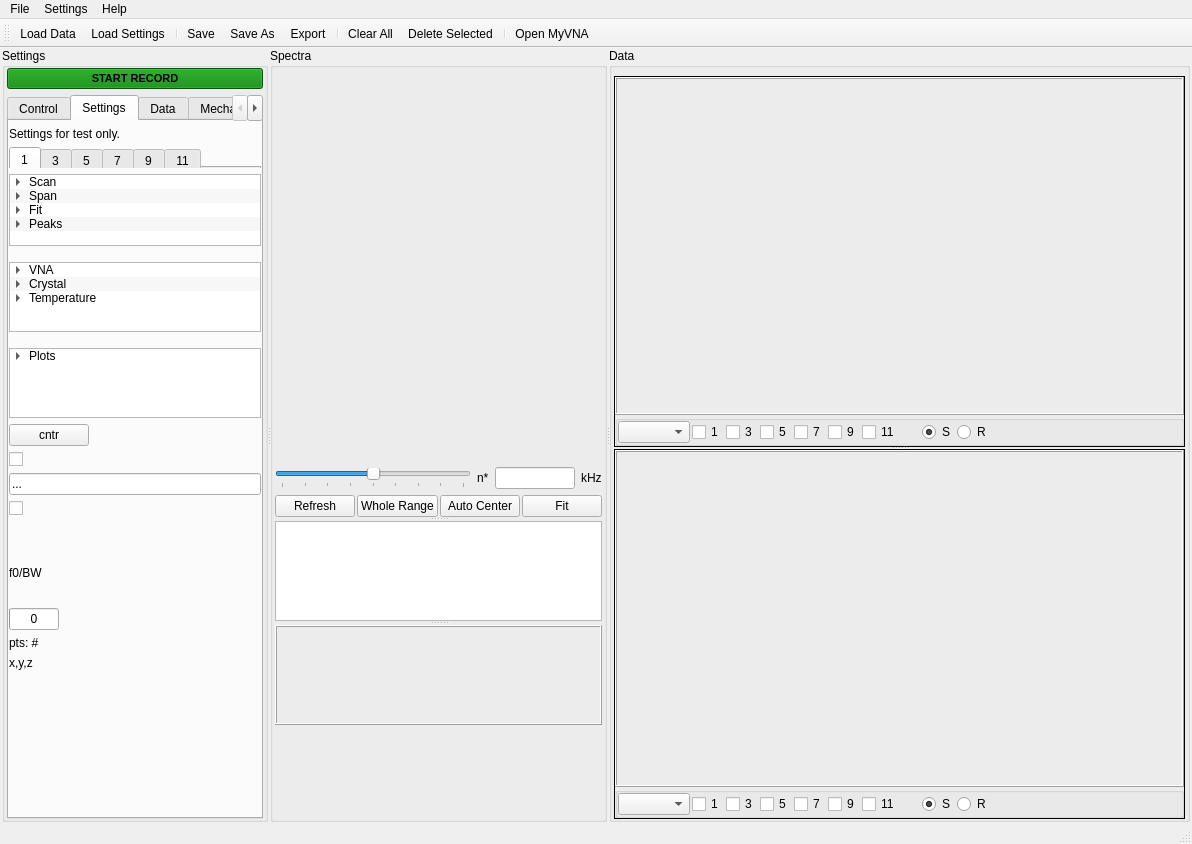
Before: the Qt Designer form QCM_GUI_test6.ui in shullgroup/rheoQCM, drawn with Qt 5.
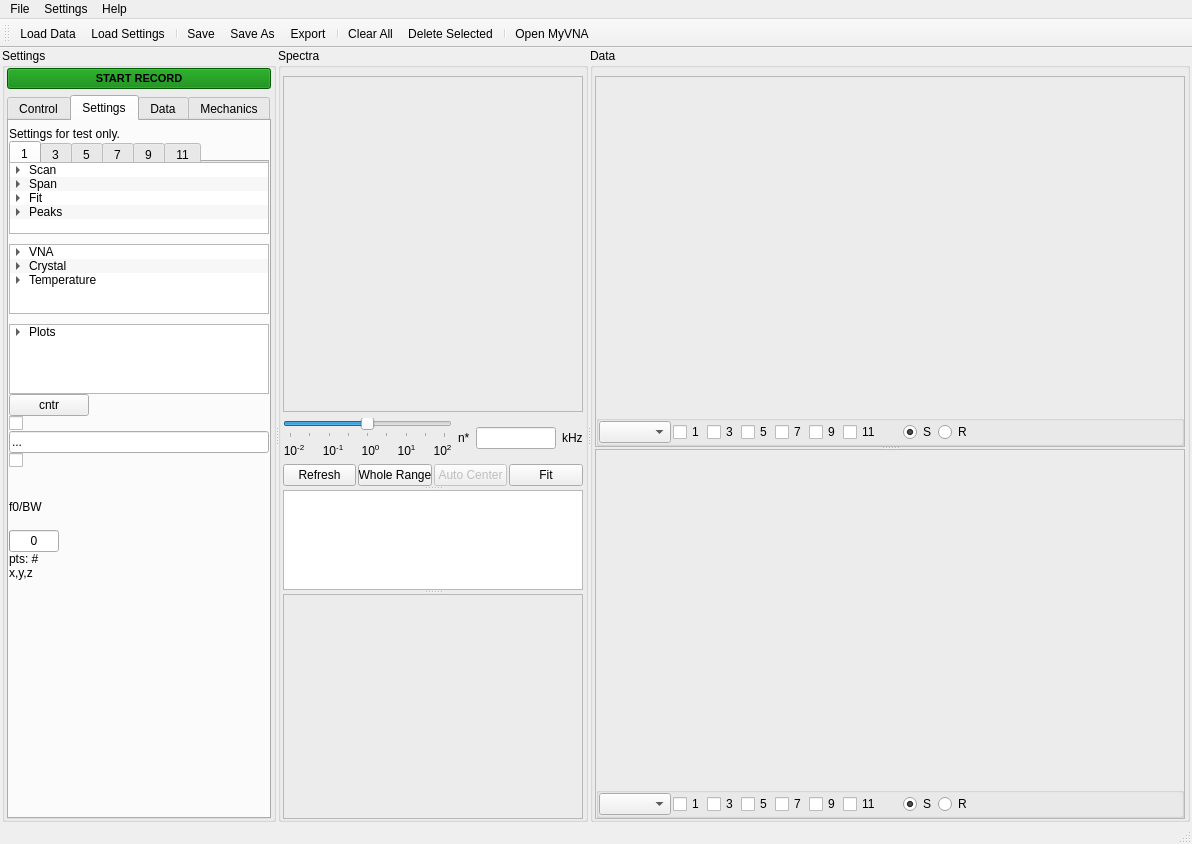
After: the same form once the commit is applied. The open tabs and pages were chosen to show the change. Icons and pictures are not drawn.

```diff
--- a/QCM_GUI_test6.ui
+++ b/QCM_GUI_test6.ui
@@ -1032,7 +1032,7 @@
              </attribute>
              <layout class="QVBoxLayout" name="verticalLayout_14">
               <property name="spacing">
-               <number>6</number>
+               <number>0</number>
               </property>
               <property name="leftMargin">
                <number>0</number>
@@ -4273,6 +4273,12 @@
         </item>
         <item>
          <widget class="QStackedWidget" name="stackedWidget_spectra">
+          <property name="minimumSize">
+           <size>
+            <width>300</width>
+            <height>0</height>
+           </size>
+          </property>
           <property name="currentIndex">
            <number>0</number>
           </property>
@@ -4476,6 +4482,12 @@
                <layout class="QVBoxLayout" name="verticalLayout_20">
                 <item>
                  <widget class="QFrame" name="frame_spectra_fit">
+                  <property name="sizePolicy">
+                   <sizepolicy hsizetype="Preferred" vsizetype="Preferred">
+                    <horstretch>0</horstretch>
+                    <verstretch>1</verstretch>
+                   </sizepolicy>
+                  </property>
                   <property name="minimumSize">
                    <size>
                     <width>0</width>
@@ -4486,10 +4498,10 @@
                    <enum>Qt::CustomContextMenu</enum>
                   </property>
                   <property name="frameShape">
-                   <enum>QFrame::NoFrame</enum>
+                   <enum>QFrame::StyledPanel</enum>
                   </property>
                   <property name="frameShadow">
-                   <enum>QFrame::Raised</enum>
+                   <enum>QFrame::Sunken</enum>
                   </property>
                  </widget>
                 </item>
@@ -4499,35 +4511,178 @@
                    <number>6</number>
                   </property>
                   <item>
-                   <widget class="QSlider" name="horizontalSlider_spectra_fit_spanctrl">
-                    <property name="sizePolicy">
-                     <sizepolicy hsizetype="Preferred" vsizetype="Fixed">
-                      <horstretch>0</horstretch>
-                      <verstretch>0</verstretch>
-                     </sizepolicy>
-                    </property>
-                    <property name="minimum">
-                     <number>-20</number>
-                    </property>
-                    <property name="maximum">
-                     <number>20</number>
-                    </property>
-                    <property name="singleStep">
-                     <number>1</number>
-                    </property>
-                    <property name="pageStep">
-                     <number>40</number>
-                    </property>
-                    <property name="orientation">
-                     <enum>Qt::Horizontal</enum>
-                    </property>
-                    <property name="tickPosition">
-                     <enum>QSlider::TicksBelow</enum>
-                    </property>
-                    <property name="tickInterval">
-                     <number>5</number>
-                    </property>
-                   </widget>
+                   <layout class="QVBoxLayout" name="verticalLayout_43">
+                    <item>
+                     <widget class="QSlider" name="horizontalSlider_spectra_fit_spanctrl">
+                      <property name="sizePolicy">
+                       <sizepolicy hsizetype="Preferred" vsizetype="Fixed">
+                        <horstretch>0</horstretch>
+                        <verstretch>0</verstretch>
+                       </sizepolicy>
+                      </property>
+                      <property name="minimum">
+                       <number>-20</number>
+                      </property>
+                      <property name="maximum">
+                       <number>20</number>
+                      </property>
+                      <property name="singleStep">
+                       <number>1</number>
+                      </property>
+                      <property name="pageStep">
+                       <number>40</number>
+                      </property>
+                      <property name="orientation">
+                       <enum>Qt::Horizontal</enum>
+                      </property>
+                      <property name="tickPosition">
+                       <enum>QSlider::TicksBelow</enum>
+                      </property>
+                      <property name="tickInterval">
+                       <number>5</number>
+                      </property>
+                     </widget>
+                    </item>
+                    <item>
+                     <layout class="QHBoxLayout" name="horizontalLayout_14">
+                      <property name="spacing">
+                       <number>0</number>
+                      </property>
+                      <item>
+                       <widget class="QLabel" name="label_11">
+                        <property name="sizePolicy">
+                         <sizepolicy hsizetype="Preferred" vsizetype="Fixed">
+                          <horstretch>0</horstretch>
+                          <verstretch>0</verstretch>
+                         </sizepolicy>
+                        </property>
+                        <property name="text">
+                         <string>&lt;html&gt;&lt;head/&gt;&lt;body&gt;&lt;p&gt;10&lt;span style=&quot; vertical-align:super;&quot;&gt;-2&lt;/span&gt;&lt;/p&gt;&lt;/body&gt;&lt;/html&gt;</string>
+                        </property>
+                        <property name="alignment">
+                         <set>Qt::AlignCenter</set>
+                        </property>
+                       </widget>
+                      </item>
+                      <item>
+                       <spacer name="horizontalSpacer_18">
+                        <property name="orientation">
+                         <enum>Qt::Horizontal</enum>
+                        </property>
+                        <property name="sizeHint" stdset="0">
+                         <size>
+                          <width>0</width>
+                          <height>10</height>
+                         </size>
+                        </property>
+                       </spacer>
+                      </item>
+                      <item>
+                       <widget class="QLabel" name="label_12">
+                        <property name="sizePolicy">
+                         <sizepolicy hsizetype="Preferred" vsizetype="Fixed">
+                          <horstretch>0</horstretch>
+                          <verstretch>0</verstretch>
+                         </sizepolicy>
+                        </property>
+                        <property name="text">
+                         <string>&lt;html&gt;&lt;head/&gt;&lt;body&gt;&lt;p&gt;10&lt;span style=&quot; vertical-align:super;&quot;&gt;-1&lt;/span&gt;&lt;/p&gt;&lt;/body&gt;&lt;/html&gt;</string>
+                        </property>
+                        <property name="alignment">
+                         <set>Qt::AlignCenter</set>
+                        </property>
+                       </widget>
+                      </item>
+                      <item>
+                       <spacer name="horizontalSpacer_19">
+                        <property name="orientation">
+                         <enum>Qt::Horizontal</enum>
+                        </property>
+                        <property name="sizeHint" stdset="0">
+                         <size>
+                          <width>0</width>
+                          <height>10</height>
+                         </size>
+                        </property>
+                       </spacer>
+                      </item>
+                      <item>
+                       <widget class="QLabel" name="label_15">
+                        <property name="sizePolicy">
+                         <sizepolicy hsizetype="Preferred" vsizetype="Fixed">
+                          <horstretch>0</horstretch>
+                          <verstretch>0</verstretch>
+                         </sizepolicy>
+                        </property>
+                        <property name="text">
+                         <string>&lt;html&gt;&lt;head/&gt;&lt;body&gt;&lt;p&gt;10&lt;span style=&quot; vertical-align:super;&quot;&gt;0&lt;/span&gt;&lt;/p&gt;&lt;/body&gt;&lt;/html&gt;</string>
+                        </property>
+                        <property name="alignment">
+                         <set>Qt::AlignCenter</set>
+                        </property>
+                       </widget>
+                      </item>
+                      <item>
+                       <spacer name="horizontalSpacer_20">
+                        <property name="orientation">
+                         <enum>Qt::Horizontal</enum>
+                        </property>
+                        <property name="sizeHint" stdset="0">
+                         <size>
+                          <width>0</width>
+                          <height>10</height>
+                         </size>
+                        </property>
+                       </spacer>
+                      </item>
+                      <item>
+                       <widget class="QLabel" name="label_16">
+                        <property name="sizePolicy">
+                         <sizepolicy hsizetype="Preferred" vsizetype="Fixed">
+                          <horstretch>0</horstretch>
+                          <verstretch>0</verstretch>
+                         </sizepolicy>
+                        </property>
+                        <property name="text">
+                         <string>&lt;html&gt;&lt;head/&gt;&lt;body&gt;&lt;p&gt;10&lt;span style=&quot; vertical-align:super;&quot;&gt;1&lt;/span&gt;&lt;/p&gt;&lt;/body&gt;&lt;/html&gt;</string>
+                        </property>
+                        <property name="alignment">
+                         <set>Qt::AlignCenter</set>
+                        </property>
+                       </widget>
+                      </item>
+                      <item>
+                       <spacer name="horizontalSpacer_21">
+                        <property name="orientation">
+                         <enum>Qt::Horizontal</enum>
+                        </property>
+                        <property name="sizeHint" stdset="0">
+                         <size>
+                          <width>0</width>
+                          <height>10</height>
+                         </size>
+                        </property>
+                       </spacer>
+                      </item>
+                      <item>
+                       <widget class="QLabel" name="label_17">
+                        <property name="sizePolicy">
+                         <sizepolicy hsizetype="Preferred" vsizetype="Fixed">
+                          <horstretch>0</horstretch>
+                          <verstretch>0</verstretch>
+                         </sizepolicy>
+                        </property>
+                        <property name="text">
+                         <string>&lt;html&gt;&lt;head/&gt;&lt;body&gt;&lt;p&gt;10&lt;span style=&quot; vertical-align:super;&quot;&gt;2&lt;/span&gt;&lt;/p&gt;&lt;/body&gt;&lt;/html&gt;</string>
+                        </property>
+                        <property name="alignment">
+                         <set>Qt::AlignCenter</set>
+                        </property>
+                       </widget>
+                      </item>
+                     </layout>
+                    </item>
+                   </layout>
                   </item>
                   <item>
                    <widget class="QLabel" name="label_9">
@@ -4622,6 +4777,9 @@
                   </item>
                   <item>
                    <widget class="QPushButton" name="pushButton_spectra_fit_autocntr">
+                    <property name="enabled">
+                     <bool>false</bool>
+                    </property>
                     <property name="autoFillBackground">
                      <bool>false</bool>
                     </property>
@@ -4678,20 +4836,20 @@
                   <property name="sizePolicy">
                    <sizepolicy hsizetype="Preferred" vsizetype="Expanding">
                     <horstretch>0</horstretch>
-                    <verstretch>0</verstretch>
+                    <verstretch>1</verstretch>
                    </sizepolicy>
                   </property>
                   <property name="minimumSize">
                    <size>
                     <width>0</width>
-                    <height>100</height>
+                    <height>150</height>
                    </size>
                   </property>
                   <property name="frameShape">
-                   <enum>QFrame::Box</enum>
+                   <enum>QFrame::StyledPanel</enum>
                   </property>
                   <property name="frameShadow">
-                   <enum>QFrame::Raised</enum>
+                   <enum>QFrame::Sunken</enum>
                   </property>
                  </widget>
                 </item>
@@ -4706,7 +4864,7 @@
                   <property name="sizeHint" stdset="0">
                    <size>
                     <width>20</width>
-                    <height>13</height>
+                    <height>0</height>
                    </size>
                   </property>
                  </spacer>
@@ -5184,7 +5342,7 @@
               </property>
               <widget class="QFrame" name="F1">
                <property name="frameShape">
-                <enum>QFrame::Box</enum>
+                <enum>QFrame::StyledPanel</enum>
                </property>
                <layout class="QVBoxLayout" name="verticalLayout_6">
                 <property name="spacing">
@@ -5216,10 +5374,10 @@
                      </sizepolicy>
                     </property>
                     <property name="frameShape">
-                     <enum>QFrame::Box</enum>
+                     <enum>QFrame::NoFrame</enum>
                     </property>
                     <property name="frameShadow">
-                     <enum>QFrame::Raised</enum>
+                     <enum>QFrame::Sunken</enum>
                     </property>
                    </widget>
                   </item>
@@ -5366,7 +5524,10 @@
               </widget>
               <widget class="QFrame" name="F2">
                <property name="frameShape">
-                <enum>QFrame::Box</enum>
+                <enum>QFrame::StyledPanel</enum>
+               </property>
+               <property name="frameShadow">
+                <enum>QFrame::Sunken</enum>
                </property>
                <layout class="QVBoxLayout" name="verticalLayout_8">
                 <property name="spacing">
@@ -5398,10 +5559,10 @@
                      </sizepolicy>
                     </property>
                     <property name="frameShape">
-                     <enum>QFrame::Box</enum>
+                     <enum>QFrame::NoFrame</enum>
                     </property>
                     <property name="frameShadow">
-                     <enum>QFrame::Raised</enum>
+                     <enum>QFrame::Sunken</enum>
                     </property>
                    </widget>
                   </item>
```
Left out of the diff: 102 changed lines with no effect on the pictures.
